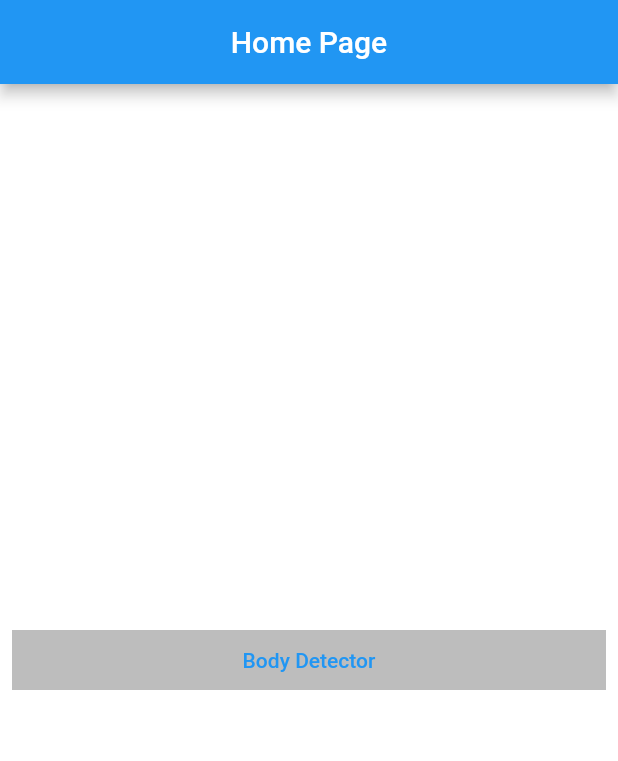
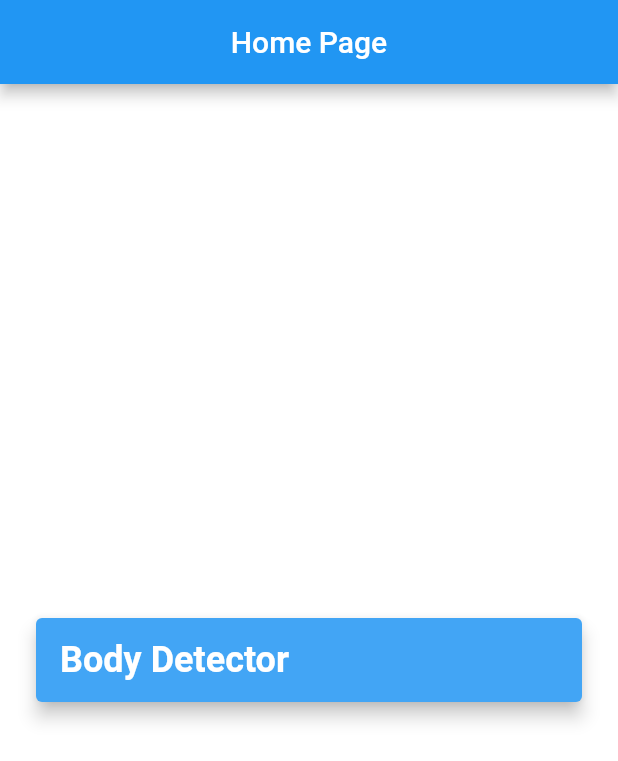
Before and after one commit to Jaehyeon0415/google_mlkit_test, a Flutter app: the screen it shows after launch, on a phone screen of 412 x 824 dp. Shown: the top 761 px of the screen. Run offline on Flutter 3.47's test engine with Material 2 defaults, Android fonts, the phone set to English and light mode, and no system bars; our stand-ins replace permission_handler; missing offline and left inert: body_detection.

Commit message:
fix: minor bugs

```diff
--- a/lib/home_page.dart
+++ b/lib/home_page.dart
@@ -19,14 +19,20 @@ class _HomePageState extends State<HomePage> {
       body: Column(
         mainAxisAlignment: MainAxisAlignment.center,
         children: [
-          TextButton(
-            child: Container(
-              alignment: Alignment.center,
-              padding: const EdgeInsets.all(12.0),
-              color: Colors.grey.shade400,
-              child: const Text('Body Detector'),
+          Card(
+            elevation: 5,
+            color: Colors.blue.shade400,
+            margin: const EdgeInsets.symmetric(vertical: 10, horizontal: 24),
+            child: ListTile(
+              title: const Text(
+                'Body Detector',
+                style: TextStyle(
+                  fontSize: 24,
+                  fontWeight: FontWeight.bold,
+                  color: Colors.white,
                 ),
-            onPressed: () async {
+              ),
+              onTap: () async {
                 if (await Permission.camera.isGranted) {
                   Navigator.of(context).pushNamed('/body-detection');
                 } else if (await Permission.camera.request() ==
@@ -35,6 +41,23 @@ class _HomePageState extends State<HomePage> {
                 }
               },
             ),
+          ),
+          // TextButton(
+          //   child: Container(
+          //     alignment: Alignment.center,
+          //     padding: const EdgeInsets.all(12.0),
+          //     color: Colors.grey.shade400,
+          //     child: const Text('Body Detector'),
+          //   ),
+          //   onPressed: () async {
+          //     if (await Permission.camera.isGranted) {
+          //       Navigator.of(context).pushNamed('/body-detection');
+          //     } else if (await Permission.camera.request() ==
+          //         PermissionStatus.granted) {
+          //       Navigator.of(context).pushNamed('/body-detection');
+          //     }
+          //   },
+          // ),
         ],
       ),
     );
--- a/lib/main.dart
+++ b/lib/main.dart
@@ -1,7 +1,6 @@
 import 'package:flutter/material.dart';
 import 'package:google_mlkit_test/body_detector/body_detector_page.dart';
 import 'package:google_mlkit_test/home_page.dart';
-import 'package:google_mlkit_test/pose_detector/pose_detector_page.dart';
 
 void main() {
   runApp(const MyApp());
@@ -21,7 +20,6 @@
       initialRoute: '/',
       routes: {
         '/': (context) => const HomePage(),
-        // '/pose-detection': (context) => const PoseDetectorPage(),
         '/body-detection': (context) => const BodyDetectorPage(),
       },
     );
```
Also changed, not shown: 1 other file. Lines whose indentation alone changed are shown as unchanged.
